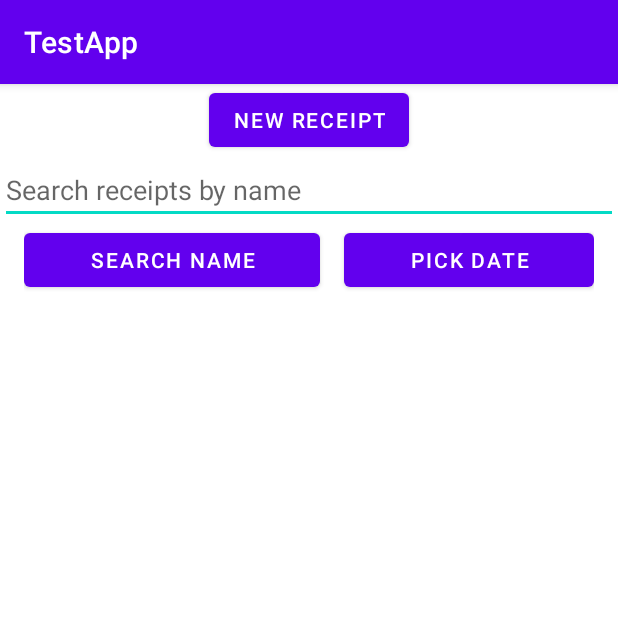
After one commit to MuroPlankton/TestApp, an Android app: the ReceiptActivity screen opened directly, with no data from a screen before it, on a phone screen of 412 x 824 dp, the top half of it. The commit adds this screen. Run offline under Robolectric (Android 15) with nearby library versions, the phone set to English and light mode, and no system bars; libraries missing offline, so code that uses them is left out: io.realm; 4 statements that could not run were skipped.

Commit message:
Functional receipts
Added functional but rough receipt saver.

```diff
--- a/app/build.gradle
+++ b/app/build.gradle
@@ -30,10 +30,10 @@ android {
 }
 
 dependencies {
-
     implementation 'androidx.appcompat:appcompat:1.2.0'
     implementation 'com.google.android.material:material:1.2.1'
     implementation 'androidx.constraintlayout:constraintlayout:2.0.2'
+    implementation 'androidx.camera:camera-camera2:1.0.0-beta03'
     testImplementation 'junit:junit:4.+'
     androidTestImplementation 'androidx.test.ext:junit:1.1.2'
     androidTestImplementation 'androidx.test.espresso:espresso-core:3.3.0'
--- /dev/null
+++ b/app/src/main/java/com/choicely/myapplication/receiptsaver/ReceiptActivity.java
@@ -0,0 +1,128 @@
+package com.choicely.myapplication.receiptsaver;
+
+import android.app.DatePickerDialog;
+import android.content.Intent;
+import android.nfc.Tag;
+import android.os.Bundle;
+import android.util.Log;
+import android.view.View;
+import android.widget.Button;
+import android.widget.DatePicker;
+import android.widget.EditText;
+import android.widget.Toast;
+
+import androidx.annotation.Nullable;
+import androidx.appcompat.app.AppCompatActivity;
+import androidx.recyclerview.widget.LinearLayoutManager;
+import androidx.recyclerview.widget.RecyclerView;
+
+import com.choicely.myapplication.R;
+
+import java.util.Calendar;
+
+import io.realm.Realm;
+import io.realm.RealmResults;
+
+public class ReceiptActivity extends AppCompatActivity {
+
+    private static final String TAG = "ReceiptActivity";
+    private Button newButton;
+    private EditText nameSearch;
+    private Button nameSearchButton, dateSearch;
+    private RecyclerView receiptRecycler;
+    private ReceiptListAdapter adapter;
+
+    private int year, month, day;
+
+    private View.OnClickListener onClickListener = v -> {
+        switch (v.getId()) {
+            case R.id.activity_receipt_new_receipt_button:
+                startActivity(new Intent(this, ReceiptSaverActivity.class));
+                break;
+            case R.id.activity_receipt_name_search_button:
+                String searchQuery = nameSearch.getText().toString();
+                if (searchQuery.length() < 1) {
+                    Toast.makeText(getApplicationContext(), "No receipts found with specified name.", Toast.LENGTH_LONG).show();
+                } else {
+                    findByName(searchQuery);
+                }
+                break;
+            case R.id.activity_receipt_date_search:
+                findByDate();
+        }
+    };
+
+    private void findByDate() {
+        adapter.clearReceipts();
+
+        DatePickerDialog datePickerDialog = new DatePickerDialog(this, new DatePickerDialog.OnDateSetListener() {
+            @Override
+            public void onDateSet(DatePicker view, int year, int month, int dayOfMonth) {
+                String dateInString = String.format("%s.%s.%s", dayOfMonth, month, year);
+                adapter.clearReceipts();
+                Realm realm = Realm.getDefaultInstance();
+                RealmResults<ReceiptData> receipts = realm.where(ReceiptData.class).equalTo("date", dateInString).findAll();
+
+                for (ReceiptData receipt : receipts) {
+                    adapter.addReceipt(receipt);
+                }
+                adapter.notifyDataSetChanged();
+            }
+        }, year, month, day);
+
+        datePickerDialog.show();
+    }
+
+    private void findByName(String searchQuery) {
+        adapter.clearReceipts();
+        Realm realm = Realm.getDefaultInstance();
+        RealmResults<ReceiptData> receipts = realm.where(ReceiptData.class).contains("title", searchQuery).findAll();
+
+        for (ReceiptData receipt : receipts) {
+            adapter.addReceipt(receipt);
+        }
+        adapter.notifyDataSetChanged();
+    }
+
+    @Override
+    protected void onCreate(@Nullable Bundle savedInstanceState) {
+        super.onCreate(savedInstanceState);
+        setContentView(R.layout.activity_receipt);
+
+        newButton = findViewById(R.id.activity_receipt_new_receipt_button);
+        newButton.setOnClickListener(onClickListener);
+
+        nameSearch = findViewById(R.id.activity_receipt_name_search);
+        nameSearchButton = findViewById(R.id.activity_receipt_name_search_button);
+        nameSearchButton.setOnClickListener(onClickListener);
+        dateSearch = findViewById(R.id.activity_receipt_date_search);
+        dateSearch.setOnClickListener(onClickListener);
+
+        receiptRecycler = findViewById(R.id.activity_receipt_recycler_view);
+        LinearLayoutManager linearLayoutManager = new LinearLayoutManager(this);
+        receiptRecycler.setLayoutManager(linearLayoutManager);
+
+        adapter = new ReceiptListAdapter(this);
+        receiptRecycler.setAdapter(adapter);
+
+        year = Calendar.getInstance().get(Calendar.YEAR);
+        month = Calendar.getInstance().get(Calendar.MONTH) + 1;
+        day = Calendar.getInstance().get(Calendar.DAY_OF_MONTH);
+
+        updateReceipts();
+    }
+
+    private void updateReceipts() {
+        adapter.clearReceipts();
+
+        Realm realm = Realm.getDefaultInstance();
+        RealmResults<ReceiptData> receipts = realm.where(ReceiptData.class).findAll();
+        Log.d(TAG, receipts.toString());
+
+        for (ReceiptData data : receipts) {
+            adapter.addReceipt(data);
+        }
+
+        adapter.notifyDataSetChanged();
+    }
+}
--- /dev/null
+++ b/app/src/main/java/com/choicely/myapplication/receiptsaver/ReceiptListAdapter.java
@@ -0,0 +1,89 @@
+package com.choicely.myapplication.receiptsaver;
+
+import android.content.Context;
+import android.content.Intent;
+import android.graphics.Bitmap;
+import android.graphics.BitmapFactory;
+import android.util.Log;
+import android.view.LayoutInflater;
+import android.view.View;
+import android.view.ViewGroup;
+import android.widget.ImageView;
+import android.widget.TextView;
+
+import androidx.annotation.NonNull;
+import androidx.recyclerview.widget.RecyclerView;
+
+import com.choicely.myapplication.R;
+
+import java.io.File;
+import java.util.ArrayList;
+import java.util.List;
+
+public class ReceiptListAdapter extends RecyclerView.Adapter<ReceiptListAdapter.ReceiptViewHolder> {
+    private static final String TAG = "ReceiptListAdapter";
+    private static final String INTENT_RECEIPT_ID = "intent_receipt_id";
+    private Context context;
+    private List<ReceiptData> receiptList = new ArrayList<>();
+
+    public ReceiptListAdapter(Context ctx) {
+        context = ctx;
+    }
+
+    @NonNull
+    @Override
+    public ReceiptViewHolder onCreateViewHolder(@NonNull ViewGroup parent, int viewType) {
+        return new ReceiptViewHolder(LayoutInflater.from(context).inflate(R.layout.single_receipt_list_card, parent, false));
+    }
+
+    @Override
+    public void onBindViewHolder(@NonNull ReceiptViewHolder holder, int position) {
+        ReceiptData receipt = receiptList.get(position);
+
+        holder.id = receipt.getId();
+        holder.titleText.setText(receipt.getTitle());
+        holder.dateText.setText(receipt.getDate());
+
+        File receiptImage = new File(receipt.getImagePath());
+
+        if (receiptImage.exists()) {
+            Bitmap bitmap = BitmapFactory.decodeFile(receiptImage.getAbsolutePath());
+            holder.receiptImage.setImageBitmap(bitmap);
+        }
+    }
+
+    @Override
+    public int getItemCount() {
+        return receiptList.size();
+    }
+
+    public void addReceipt(ReceiptData newReceipt) {
+        receiptList.add(newReceipt);
+        Log.d(TAG, "receipt added with id: " + newReceipt.getId());
+    }
+
+    public void clearReceipts() {
+        receiptList.clear();
+    }
+
+    public class ReceiptViewHolder extends RecyclerView.ViewHolder {
+        public long id;
+        public TextView titleText, dateText;
+        public ImageView receiptImage;
+
+        public ReceiptViewHolder(@NonNull View itemView) {
+            super(itemView);
+            itemView.setOnClickListener(onClickListener);
+            titleText = itemView.findViewById(R.id.single_receipt_list_card_title);
+            dateText = itemView.findViewById(R.id.single_receipt_list_card_date);
+            receiptImage = itemView.findViewById(R.id.single_receipt_list_card_image);
+        }
+
+        private View.OnClickListener onClickListener = v -> {
+            Context ctx = v.getContext();
+            Intent intent = new Intent(ctx, SingleReceiptActivity.class);
+            intent.putExtra(INTENT_RECEIPT_ID, id);
+            ctx.startActivity(intent);
+        };
+    }
+}
--- /dev/null
+++ b/app/src/main/res/layout/activity_receipt.xml
@@ -0,0 +1,57 @@
+<?xml version="1.0" encoding="utf-8"?>
+<LinearLayout
+    xmlns:android="http://schemas.android.com/apk/res/android"
+    android:layout_width="match_parent"
+    android:layout_height="match_parent"
+    android:orientation="vertical"
+    >
+
+    <Button
+        android:layout_width="wrap_content"
+        android:layout_height="wrap_content"
+        android:layout_gravity="center_horizontal"
+        android:text="@string/new_receipt"
+        android:id="@+id/activity_receipt_new_receipt_button"
+        />
+
+    <EditText
+        android:layout_width="match_parent"
+        android:layout_height="wrap_content"
+        android:maxLines="1"
+        android:hint="@string/name_search"
+        android:id="@+id/activity_receipt_name_search"
+        />
+
+
+    <LinearLayout
+        android:layout_width="match_parent"
+        android:layout_height="wrap_content"
+        android:layout_marginHorizontal="16dp"
+        >
+
+        <Button
+            android:layout_width="wrap_content"
+            android:layout_height="wrap_content"
+            android:text="@string/name_search_button"
+            android:layout_weight="1"
+            android:layout_marginRight="8dp"
+            android:id="@+id/activity_receipt_name_search_button"
+            />
+
+
+        <Button
+            android:layout_width="wrap_content"
+            android:layout_height="wrap_content"
+            android:text="@string/date_search_button"
+            android:layout_weight="1"
+            android:layout_marginLeft="8dp"
+            android:id="@+id/activity_receipt_date_search"
+            />
+    </LinearLayout>
+
+    <androidx.recyclerview.widget.RecyclerView
+        android:layout_width="match_parent"
+        android:layout_height="wrap_content"
+        android:id="@+id/activity_receipt_recycler_view"
+        />
+</LinearLayout>
--- a/app/src/main/res/values/strings.xml
+++ b/app/src/main/res/values/strings.xml
@@ -20,4 +20,13 @@
     <string name="timer_start">Start</string>
     <string name="stop_timer">Stop</string>
     <string name="timer">Timer</string>
+    <string name="new_receipt">New receipt</string>
+    <string name="name_search">Search receipts by name</string>
+    <string name="receipts">Receipt saver</string>
+    <string name="save_receipt">Save receipt</string>
+    <string name="receipt_title_missing">Please write a title for yout receipt first</string>
+    <string name="sample_date">01.01.1970</string>
+    <string name="no_receipt_passed">How did we get here?</string>
+    <string name="date_search_button">Pick date</string>
+    <string name="name_search_button">Search name</string>
 </resources>
```
Also changed, not shown: app/src/main/AndroidManifest.xml (+7 -0 lines), app/src/main/java/com/choicely/myapplication/MainActivity.java (+8 -1 lines), app/src/main/java/com/choicely/myapplication/receiptsaver/ReceiptData.java (added, +43 -0 lines), app/src/main/java/com/choicely/myapplication/receiptsaver/ReceiptSaverActivity.java (added, +106 -0 lines), app/src/main/java/com/choicely/myapplication/receiptsaver/SingleReceiptActivity.java (added, +55 -0 lines), app/src/main/res/layout/activity_main.xml (+9 -0 lines), app/src/main/res/layout/activity_receipt_saver.xml (added, +38 -0 lines), app/src/main/res/layout/activity_single_receipt.xml (added, +32 -0 lines), app/src/main/res/layout/single_receipt_list_card.xml (added, +35 -0 lines), app/src/main/res/xml/file_paths.xml (added, +9 -0 lines).
